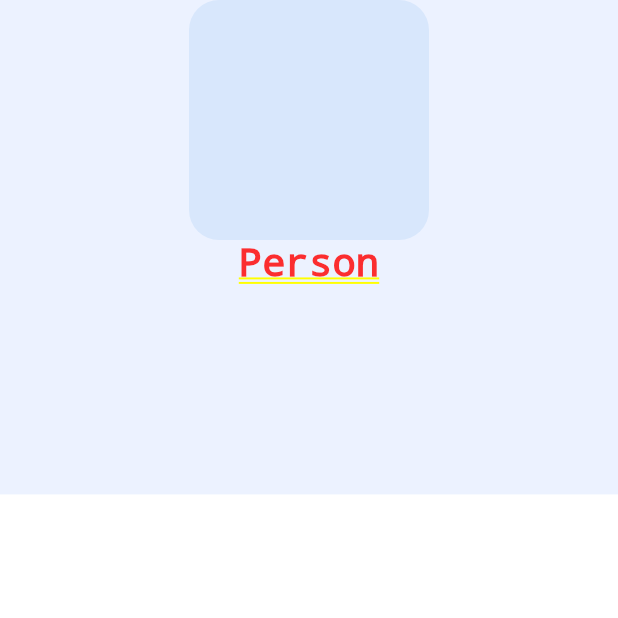
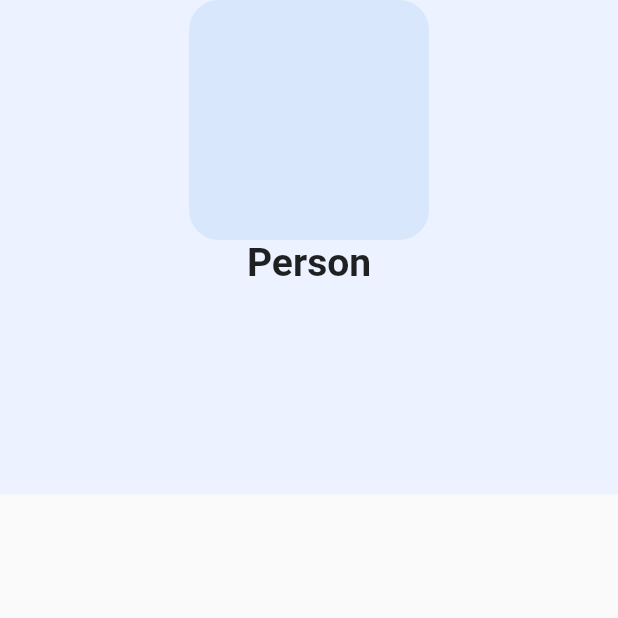
Before and after one commit to gdsc-uba/gdsc_mobile_frontend, a Flutter app: the ProfileScreen screen opened by its route, on a phone screen of 412 x 824 dp, the top half of it. Run offline on Flutter 3.47's test engine with Material 2 defaults, Android fonts, the phone set to English and light mode, and no system bars; our stand-ins replace auto_size_text.

Commit message:
added navigation to profile screen

```diff
--- a/lib/views/homescreen.dart
+++ b/lib/views/homescreen.dart
@@ -4,6 +4,7 @@ import 'package:flutter/src/widgets/container.dart';
 import 'package:flutter/src/widgets/framework.dart';
 import 'package:gdsc_app/utils/constants.dart';
 import 'package:gdsc_app/view_model/projects_view_model.dart';
+import 'package:gdsc_app/views/profile_screen.dart';
 
 class Homescreen extends StatefulWidget {
   static const homeScreenId = "/homescreen";
@@ -97,7 +98,10 @@ class _HomescreenState extends State<Homescreen> {
                                     ),
                                     const SizedBox(height: 10.0),
                                     ElevatedButton(
-                                      onPressed: () {},
+                                      onPressed: () {
+                                        Navigator.pushNamed(context,
+                                            ProfileScreen.profileScreenId);
+                                      },
                                       style: ElevatedButton.styleFrom(
                                         fixedSize: Size(size.width, 60.0),
                                         shape: const RoundedRectangleBorder(
--- a/lib/views/profile_screen.dart
+++ b/lib/views/profile_screen.dart
@@ -13,7 +13,9 @@ class _ProfileScreenState extends State<ProfileScreen> {
   @override
   Widget build(BuildContext context) {
     Size size = MediaQuery.of(context).size;
-    return SingleChildScrollView(
+    return Scaffold(
+      body: SafeArea(
+        child: SingleChildScrollView(
           child: Column(
             children: [
               Container(
@@ -38,6 +40,8 @@ class _ProfileScreenState extends State<ProfileScreen> {
               ),
             ],
           ),
+        ),
+      ),
     );
   }
 }
```
Lines whose indentation alone changed are shown as unchanged.
